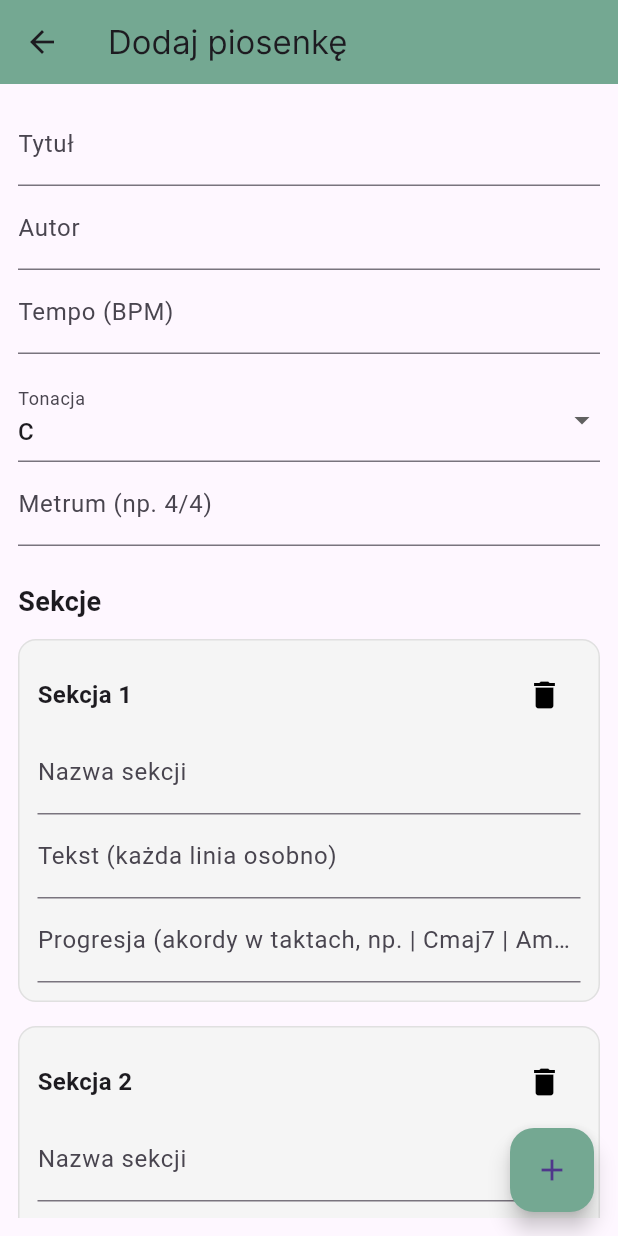
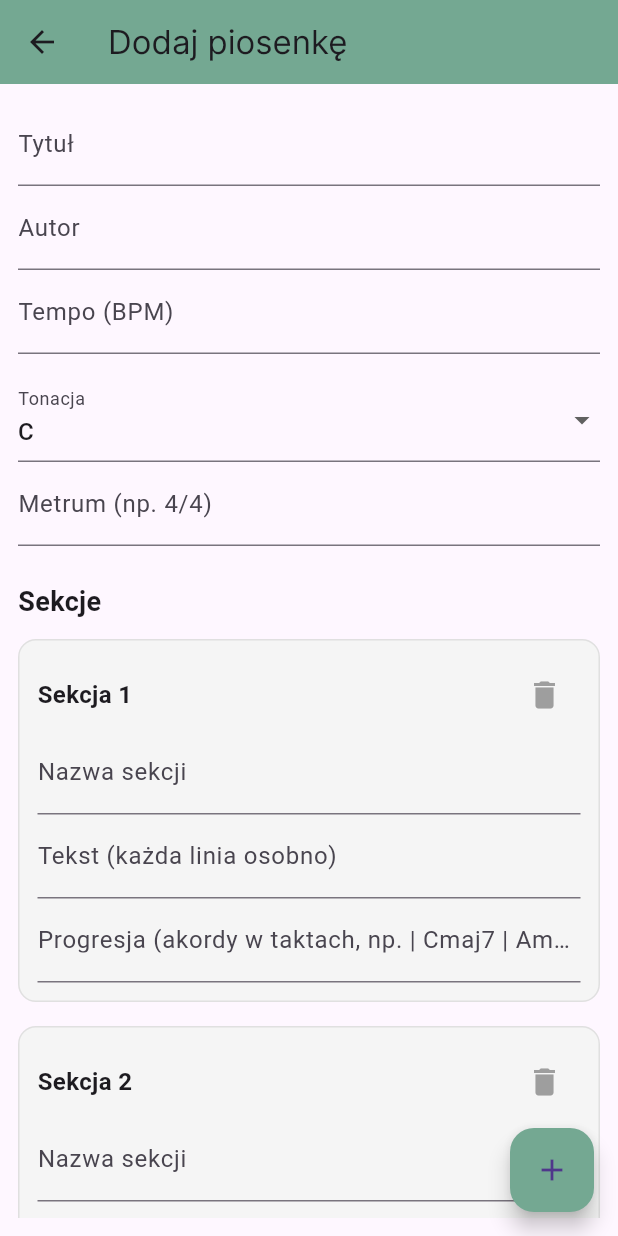
Before and after one commit to Zimi03/MultiplatformSongbookApp, a Flutter app: the AddSongPage screen opened directly, after a tap on the "add" icon, on a phone screen of 412 x 824 dp. Run offline on Flutter 3.47's test engine with Material 3 defaults, Android fonts, the phone set to English and light mode, and no system bars; our stand-ins replace sqflite; accounts and stored records are empty.

Commit message:
Fixed: HomePage: safearea added, add and edit song page: trash icon color changed

```diff
--- a/lib/pages/add_song_page.dart
+++ b/lib/pages/add_song_page.dart
@@ -193,7 +193,7 @@ class _AddSongPageState extends State<AddSongPage> {
 
                             if (sections.length > 1)
                               IconButton(
-                                icon: Icon(Icons.delete, color: Colors.black),
+                                icon: Icon(Icons.delete, color: Colors.grey),
                                 onPressed: () {
                                   setState(() {
                                     sections.removeAt(i);
--- a/lib/pages/edit_song_page.dart
+++ b/lib/pages/edit_song_page.dart
@@ -216,7 +216,7 @@ class _EditSongPageState extends State<EditSongPage> {
 
                             if (sections.length > 1)
                               IconButton(
-                                icon: Icon(Icons.delete, color: Colors.red),
+                                icon: Icon(Icons.delete, color: Colors.grey),
                                 onPressed: () {
                                   setState(() {
                                     sections.removeAt(i);
--- a/lib/pages/home_page.dart
+++ b/lib/pages/home_page.dart
@@ -109,7 +109,8 @@ class _HomePageState extends State<HomePage> {
         },
       ),
 
-      body: Column(
+      body:SafeArea(child:
+        Column(
           children: [
             Padding(
               padding: const EdgeInsets.all(12),
@@ -191,6 +192,7 @@ class _HomePageState extends State<HomePage> {
             ),
           ],
         ),
+      )
     );
   }
 
```
Lines whose indentation alone changed are shown as unchanged.
